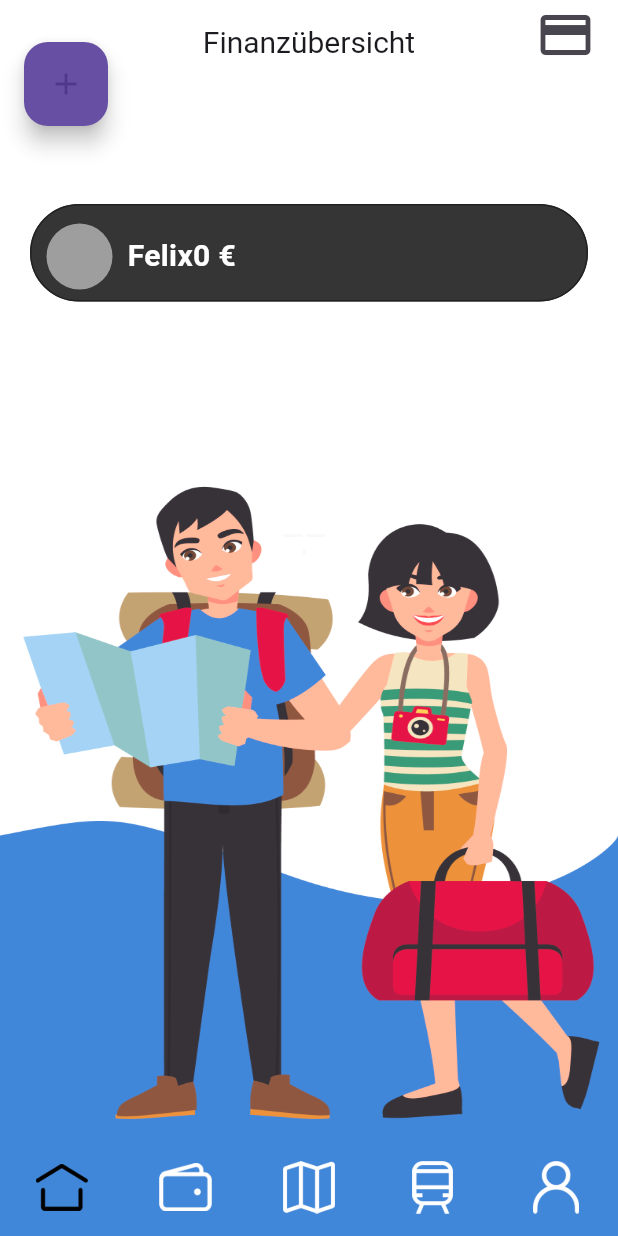
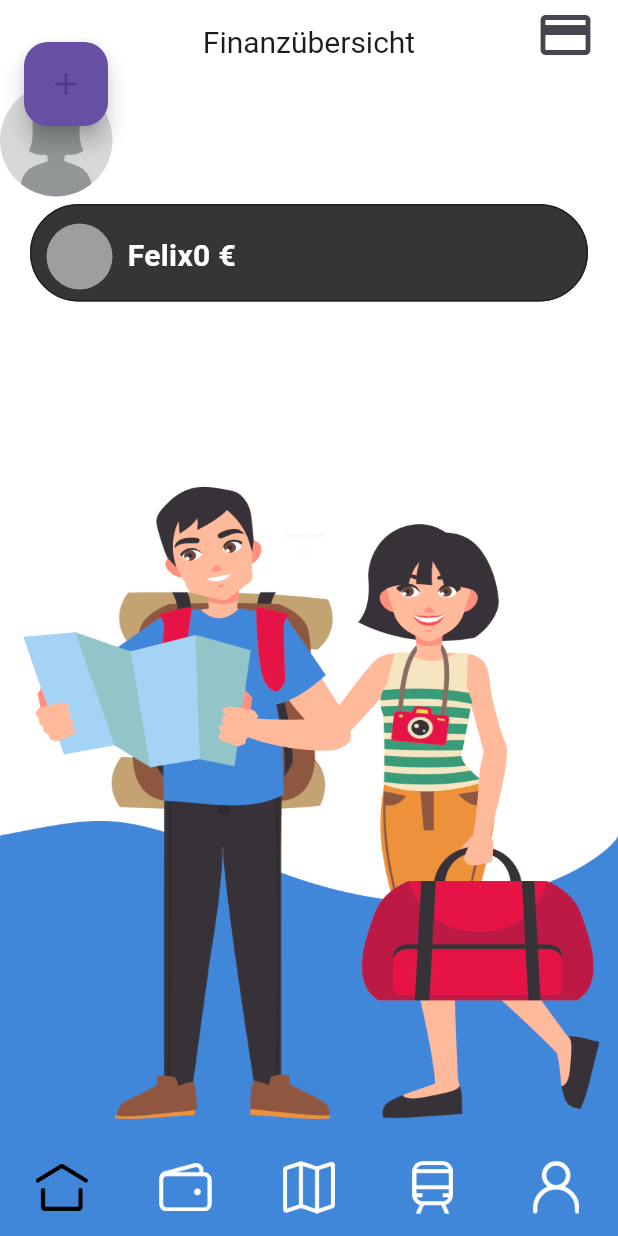
Before and after one commit to mithuGit/TripTip, a Flutter app: the Finanzen screen opened by its route, on a phone screen of 412 x 824 dp. Run offline on Flutter 3.47's test engine with Material 3 defaults, Android fonts, the phone set to English and light mode, and no system bars; our stand-ins replace cloud_firestore, firebase_auth, firebase_core, firebase_database, firebase_storage, flutter_riverpod and 7 more; missing offline and left inert: flutter_facebook_auth, flutter_stripe, webview_flutter_plus; accounts and stored records are empty; generated files the repository leaves out were written again; project files that could hold a hidden picture were left out.

Commit message:
profilePic in Finazen anzeigen

```diff
--- a/lib/ui/views/account/account_details.dart
+++ b/lib/ui/views/account/account_details.dart
@@ -126,9 +126,6 @@ class _AccountState extends State<Account> {
                                 ImagePicker imagePicker = ImagePicker();
                                 XFile? pickedFile = await imagePicker.pickImage(
                                     source: ImageSource.gallery) as XFile?;
-
-                                // TODO: Upload the image to Firebase storage
-
                                 //get reference to storage root
                                 Reference referenceRoot =
                                     FirebaseStorage.instance.ref();
--- a/lib/ui/views/finanzen/finazen.dart
+++ b/lib/ui/views/finanzen/finazen.dart
@@ -1,3 +1,4 @@
+import 'package:firebase_auth/firebase_auth.dart';
 import 'package:flutter/material.dart';
 import 'package:internet_praktikum/ui/styles/Styles.dart';
 import 'package:internet_praktikum/ui/views/finanzen/request.dart';
@@ -8,13 +9,15 @@ import '../../widgets/finanzen/extendablecontainer.dart';
 import '../../widgets/finanzen/slidablebutton.dart';
 
 class Finanzen extends StatefulWidget {
-  const Finanzen({Key? key}) : super(key: key);
+  Finanzen({Key? key}) : super(key: key);
 
   @override
   State<Finanzen> createState() => _FinanzenState();
 }
 
 class _FinanzenState extends State<Finanzen> {
+  User? currentUser;
+
   /* Future<void> initPaymentSheet() async {
     try {
       // 1. create payment intent on the server
@@ -89,6 +92,16 @@ class _FinanzenState extends State<Finanzen> {
       rethrow;
     }
   }*/
+  @override
+  void initState() {
+    super.initState();
+    // Listen to changes in the user authentication state
+    FirebaseAuth.instance.authStateChanges().listen((User? user) {
+      setState(() {
+        currentUser = user;
+      });
+    });
+  }
 
   @override
   Widget build(BuildContext context) {
@@ -124,6 +137,13 @@ class _FinanzenState extends State<Finanzen> {
               name: "Felix",
             ),
           ),
+          CircleAvatar(
+            radius: 37.5,
+            backgroundImage: currentUser?.photoURL != null
+                ? NetworkImage(currentUser!.photoURL!)
+                : AssetImage('assets/Personavatar.png')
+                    as ImageProvider<Object>,
+          ),
         ],
       ),
       floatingActionButtonLocation: FloatingActionButtonLocation.startTop,
```
